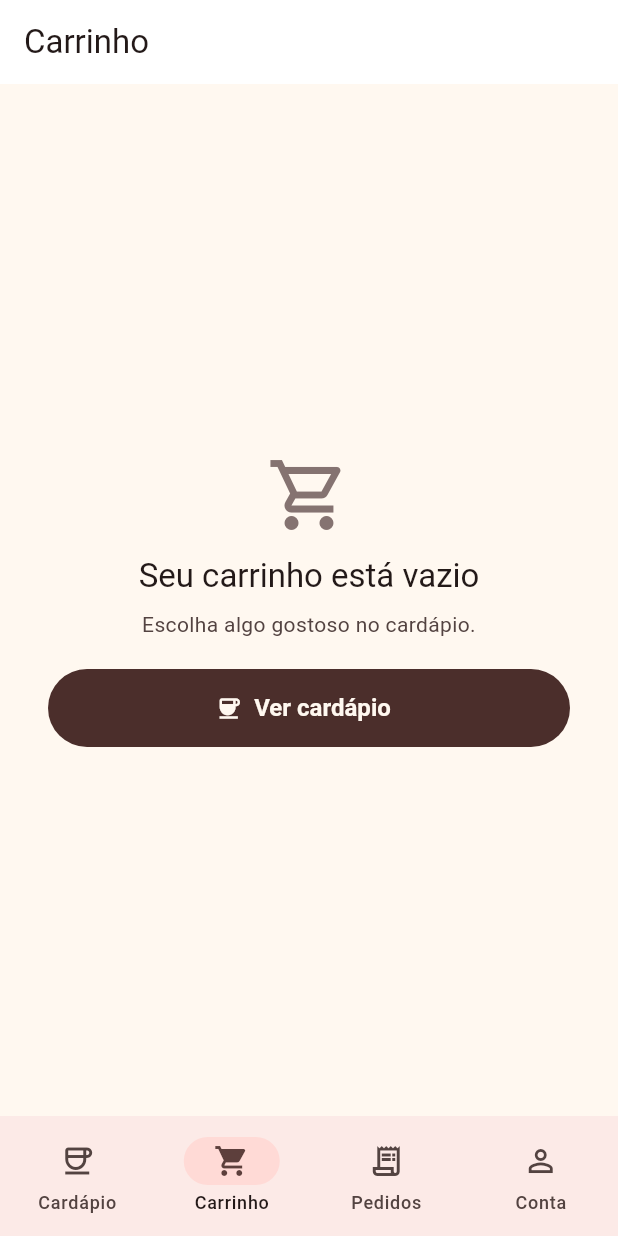
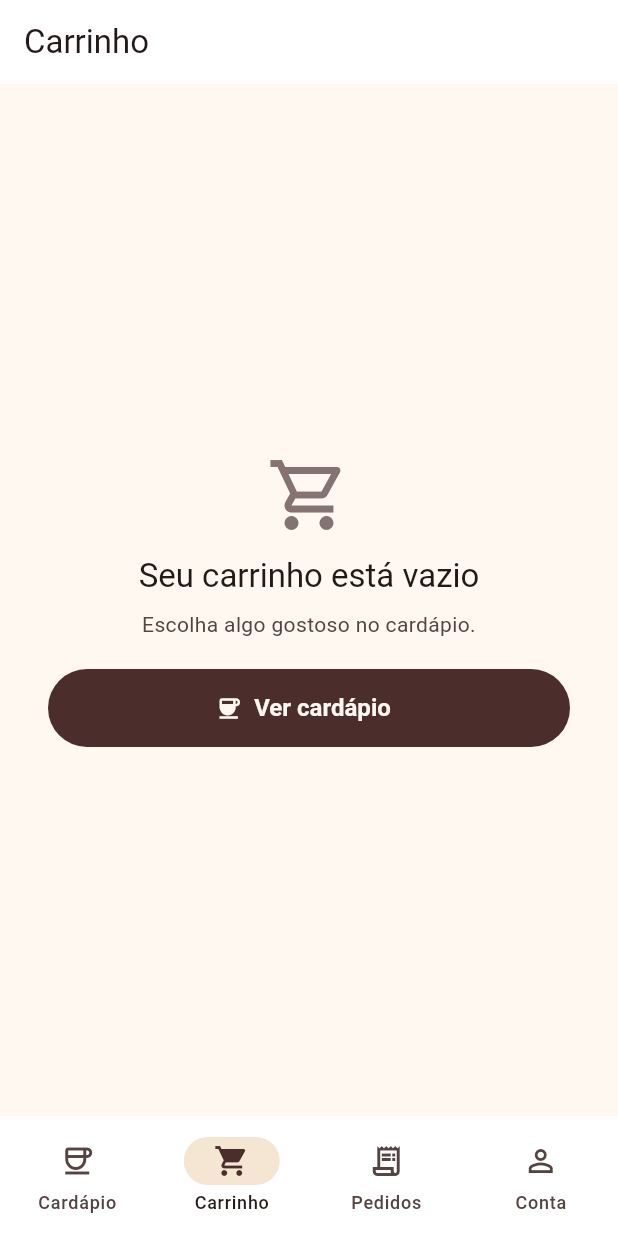
Before and after one commit to GabrielMarani/cafe-artesanal-pim-iv, a Flutter app: the screen it shows after launch, item 2 of the bottom bar chosen, on a phone screen of 412 x 824 dp. Run offline on Flutter 3.47's test engine with Material 3 defaults, Android fonts, the phone set to English and light mode, and no system bars; our stand-ins replace connectivity_plus, flutter_secure_storage, shared_preferences; network calls fail.

Commit message:
App Flutter: ajusta tema e atualiza README e CI
- Tema sem o tom rosado do Material 3 e selo do carrinho na aba selecionada
- Botoes do dialogo de confirmacao lado a lado
- README e job mobile do pipeline passam a usar Flutter

```diff
--- a/mobile/lib/core/tema.dart
+++ b/mobile/lib/core/tema.dart
@@ -18,6 +18,9 @@ class TemaCafe {
         primary: cafe,
         onPrimary: creme,
         secondary: const Color(0xFF556B2F),
+        // Sem isto o Material 3 deriva um tom rosado da cor-semente marrom.
+        secondaryContainer: bege,
+        onSecondaryContainer: cafe,
         tertiary: caramelo,
         surface: Colors.white,
         brightness: Brightness.light,
@@ -28,6 +31,8 @@ class TemaCafe {
         primary: const Color(0xFFD9A57A),
         onPrimary: const Color(0xFF1F1A17),
         secondary: const Color(0xFFA9C47A),
+        secondaryContainer: const Color(0xFF40352F),
+        onSecondaryContainer: bege,
         tertiary: caramelo,
         surface: const Color(0xFF241E1B),
         brightness: Brightness.dark,
@@ -38,6 +43,8 @@ class TemaCafe {
         colorScheme: cores,
         scaffoldBackgroundColor: fundo,
         appBarTheme: AppBarTheme(backgroundColor: cores.surface, foregroundColor: cores.onSurface, centerTitle: false),
+        navigationBarTheme: NavigationBarThemeData(backgroundColor: cores.surface, indicatorColor: cores.secondaryContainer),
+        chipTheme: ChipThemeData(selectedColor: cores.secondaryContainer, backgroundColor: cores.surface),
         cardTheme: CardThemeData(
           color: cores.surface,
           elevation: 0,
--- a/mobile/lib/telas/shell.dart
+++ b/mobile/lib/telas/shell.dart
@@ -50,7 +50,11 @@ class _ShellState extends State<Shell> {
               label: Text('$quantidade'),
               child: const Icon(Icons.shopping_cart_outlined),
             ),
-            selectedIcon: const Icon(Icons.shopping_cart),
+            selectedIcon: Badge(
+              isLabelVisible: quantidade > 0,
+              label: Text('$quantidade'),
+              child: const Icon(Icons.shopping_cart),
+            ),
             label: 'Carrinho',
             tooltip: 'Carrinho, $quantidade itens',
           ),
--- a/mobile/lib/widgets/componentes.dart
+++ b/mobile/lib/widgets/componentes.dart
@@ -221,7 +221,11 @@ Future<bool> confirmar(BuildContext context,
       actions: [
         TextButton(onPressed: () => Navigator.pop(contexto, false), child: const Text('Voltar')),
         FilledButton(
-          style: destrutivo ? FilledButton.styleFrom(backgroundColor: Theme.of(contexto).colorScheme.error) : null,
+          // O tema usa botões de largura total; no diálogo eles ficam lado a lado.
+          style: FilledButton.styleFrom(
+            minimumSize: const Size(0, 48),
+            backgroundColor: destrutivo ? Theme.of(contexto).colorScheme.error : null,
+          ),
           onPressed: () => Navigator.pop(contexto, true),
           child: Text(confirmar),
         ),
```
Also changed, not shown: 3 other files.
